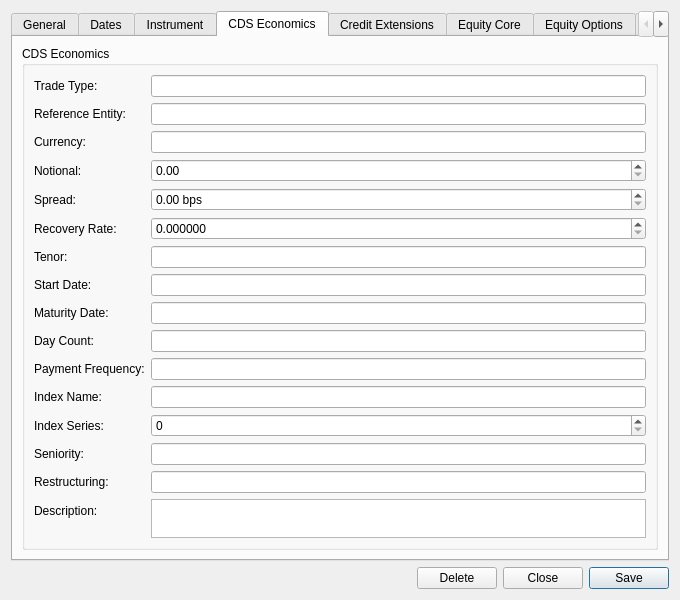
Old version of the form projects/ores.qt/ui/TradeDetailDialog.ui in the repository OreStudio/OreStudio.
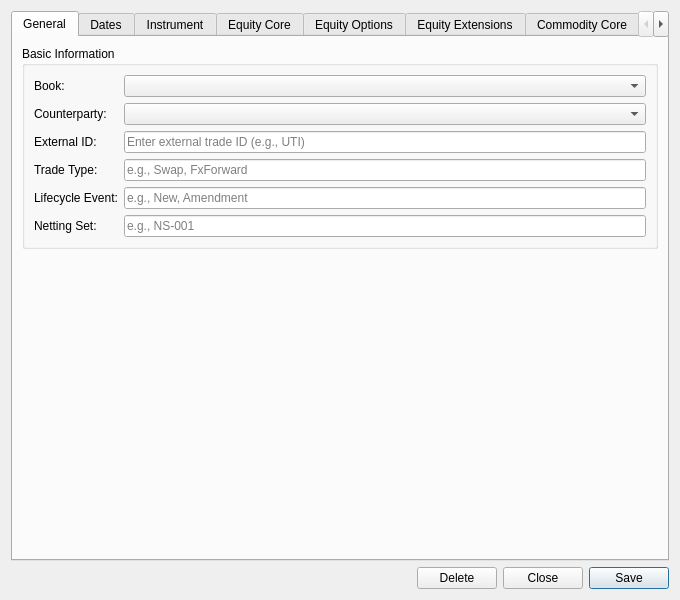
New version of the form. The open tabs and pages were chosen to show the change. Custom widgets are drawn as their Qt base class.

Commit message:
[qt] Phase 4: extract Credit into CreditInstrumentForm
CreditInstrumentForm owns its QTabWidget (economics + extensions), credit_
instrument domain object. Extensions tab revealed via has_extension flag
(CreditDefaultSwapOption, IndexCreditDefaultSwap, SyntheticCDO). All legacy
credit code removed from TradeDetailDialog.

```diff
--- a/projects/ores.qt/ui/TradeDetailDialog.ui
+++ b/projects/ores.qt/ui/TradeDetailDialog.ui
@@ -237,207 +237,6 @@
        </item>
       </layout>
      </widget>
-     <widget class="QWidget" name="creditEconomicsTab">
-      <attribute name="title">
-       <string>CDS Economics</string>
-      </attribute>
-      <layout class="QVBoxLayout" name="creditEconomicsLayout">
-       <item>
-        <widget class="QGroupBox" name="creditEconomicsGroup">
-         <property name="title">
-          <string>CDS Economics</string>
-         </property>
-         <layout class="QFormLayout" name="creditEconomicsFormLayout">
-          <item row="0" column="0">
-           <widget class="QLabel"><property name="text"><string>Trade Type:</string></property></widget>
-          </item>
-          <item row="0" column="1">
-           <widget class="QLineEdit" name="creditTradeTypeCodeEdit"/>
-          </item>
-          <item row="1" column="0">
-           <widget class="QLabel"><property name="text"><string>Reference Entity:</string></property></widget>
-          </item>
-          <item row="1" column="1">
-           <widget class="QLineEdit" name="creditReferenceEntityEdit"/>
-          </item>
-          <item row="2" column="0">
-           <widget class="QLabel"><property name="text"><string>Currency:</string></property></widget>
-          </item>
-          <item row="2" column="1">
-           <widget class="QLineEdit" name="creditCurrencyEdit"/>
-          </item>
-          <item row="3" column="0">
-           <widget class="QLabel"><property name="text"><string>Notional:</string></property></widget>
-          </item>
-          <item row="3" column="1">
-           <widget class="QDoubleSpinBox" name="creditNotionalSpinBox">
-            <property name="decimals"><number>2</number></property>
-            <property name="maximum"><double>999999999999.000000</double></property>
-           </widget>
-          </item>
-          <item row="4" column="0">
-           <widget class="QLabel"><property name="text"><string>Spread:</string></property></widget>
-          </item>
-          <item row="4" column="1">
-           <widget class="QDoubleSpinBox" name="creditSpreadSpinBox">
-            <property name="decimals"><number>2</number></property>
-            <property name="maximum"><double>10000.000000</double></property>
-            <property name="suffix">
-             <string> bps</string>
-            </property>
-           </widget>
-          </item>
-          <item row="5" column="0">
-           <widget class="QLabel"><property name="text"><string>Recovery Rate:</string></property></widget>
-          </item>
-          <item row="5" column="1">
-           <widget class="QDoubleSpinBox" name="creditRecoveryRateSpinBox">
-            <property name="decimals"><number>6</number></property>
-            <property name="maximum"><double>1.000000</double></property>
-           </widget>
-          </item>
-          <item row="6" column="0">
-           <widget class="QLabel"><property name="text"><string>Tenor:</string></property></widget>
-          </item>
-          <item row="6" column="1">
-           <widget class="QLineEdit" name="creditTenorEdit"/>
-          </item>
-          <item row="7" column="0">
-           <widget class="QLabel"><property name="text"><string>Start Date:</string></property></widget>
-          </item>
-          <item row="7" column="1">
-           <widget class="QLineEdit" name="creditStartDateEdit"/>
-          </item>
-          <item row="8" column="0">
-           <widget class="QLabel"><property name="text"><string>Maturity Date:</string></property></widget>
-          </item>
-          <item row="8" column="1">
-           <widget class="QLineEdit" name="creditMaturityDateEdit"/>
-          </item>
-          <item row="9" column="0">
-           <widget class="QLabel"><property name="text"><string>Day Count:</string></property></widget>
-          </item>
-          <item row="9" column="1">
-           <widget class="QLineEdit" name="creditDayCountCodeEdit"/>
-          </item>
-          <item row="10" column="0">
-           <widget class="QLabel"><property name="text"><string>Payment Frequency:</string></property></widget>
-          </item>
-          <item row="10" column="1">
-           <widget class="QLineEdit" name="creditPaymentFrequencyCodeEdit"/>
-          </item>
-          <item row="11" column="0">
-           <widget class="QLabel"><property name="text"><string>Index Name:</string></property></widget>
-          </item>
-          <item row="11" column="1">
-           <widget class="QLineEdit" name="creditIndexNameEdit"/>
-          </item>
-          <item row="12" column="0">
-           <widget class="QLabel"><property name="text"><string>Index Series:</string></property></widget>
-          </item>
-          <item row="12" column="1">
-           <widget class="QSpinBox" name="creditIndexSeriesSpinBox">
-            <property name="maximum"><number>9999</number></property>
-           </widget>
-          </item>
-          <item row="13" column="0">
-           <widget class="QLabel"><property name="text"><string>Seniority:</string></property></widget>
-          </item>
-          <item row="13" column="1">
-           <widget class="QLineEdit" name="creditSeniorityEdit"/>
-          </item>
-          <item row="14" column="0">
-           <widget class="QLabel"><property name="text"><string>Restructuring:</string></property></widget>
-          </item>
-          <item row="14" column="1">
-           <widget class="QLineEdit" name="creditRestructuringEdit"/>
-          </item>
-          <item row="15" column="0">
-           <widget class="QLabel"><property name="text"><string>Description:</string></property></widget>
-          </item>
-          <item row="15" column="1">
-           <widget class="QPlainTextEdit" name="creditDescriptionEdit">
-            <property name="maximumHeight"><number>80</number></property>
-           </widget>
-          </item>
-         </layout>
-        </widget>
-       </item>
-       <item>
-        <spacer name="creditEconomicsSpacer">
-         <property name="orientation"><enum>Qt::Vertical</enum></property>
-         <property name="sizeHint" stdset="0"><size><width>20</width><height>20</height></size></property>
-        </spacer>
-       </item>
-      </layout>
-     </widget>
-     <widget class="QWidget" name="creditExtensionsTab">
-      <attribute name="title">
-       <string>Credit Extensions</string>
-      </attribute>
-      <layout class="QVBoxLayout" name="creditExtensionsLayout">
-       <item>
-        <widget class="QGroupBox" name="creditExtensionsGroup">
-         <property name="title">
-          <string>Credit Extensions</string>
-         </property>
-         <layout class="QFormLayout" name="creditExtensionsFormLayout">
-          <item row="0" column="0">
-           <widget class="QLabel"><property name="text"><string>Option Type:</string></property></widget>
-          </item>
-          <item row="0" column="1">
-           <widget class="QLineEdit" name="creditOptionTypeEdit"/>
-          </item>
-          <item row="1" column="0">
-           <widget class="QLabel"><property name="text"><string>Option Expiry Date:</string></property></widget>
-          </item>
-          <item row="1" column="1">
-           <widget class="QLineEdit" name="creditOptionExpiryDateEdit"/>
-          </item>
-          <item row="2" column="0">
-           <widget class="QLabel"><property name="text"><string>Option Strike:</string></property></widget>
-          </item>
-          <item row="2" column="1">
-           <widget class="QDoubleSpinBox" name="creditOptionStrikeSpinBox">
-            <property name="decimals"><number>6</number></property>
-            <property name="maximum"><double>999999999.000000</double></property>
-           </widget>
-          </item>
-          <item row="3" column="0">
-           <widget class="QLabel"><property name="text"><string>Linked Asset Code:</string></property></widget>
-          </item>
-          <item row="3" column="1">
-           <widget class="QLineEdit" name="creditLinkedAssetCodeEdit"/>
-          </item>
-          <item row="4" column="0">
-           <widget class="QLabel"><property name="text"><string>Tranche Attachment:</string></property></widget>
-          </item>
-          <item row="4" column="1">
-           <widget class="QDoubleSpinBox" name="creditTrancheAttachmentSpinBox">
-            <property name="decimals"><number>6</number></property>
-            <property name="maximum"><double>1.000000</double></property>
-           </widget>
-          </item>
-          <item row="5" column="0">
-           <widget class="QLabel"><property name="text"><string>Tranche Detachment:</string></property></widget>
-          </item>
-          <item row="5" column="1">
-           <widget class="QDoubleSpinBox" name="creditTrancheDetachmentSpinBox">
-            <property name="decimals"><number>6</number></property>
-            <property name="maximum"><double>1.000000</double></property>
-           </widget>
-          </item>
-         </layout>
-        </widget>
-       </item>
-       <item>
-        <spacer name="creditExtensionsSpacer">
-         <property name="orientation"><enum>Qt::Vertical</enum></property>
-         <property name="sizeHint" stdset="0"><size><width>20</width><height>20</height></size></property>
-        </spacer>
-       </item>
-      </layout>
-     </widget>
      <widget class="QWidget" name="equityCoreTab">
       <attribute name="title">
        <string>Equity Core</string>
```
The commit also changes 6 other files.
